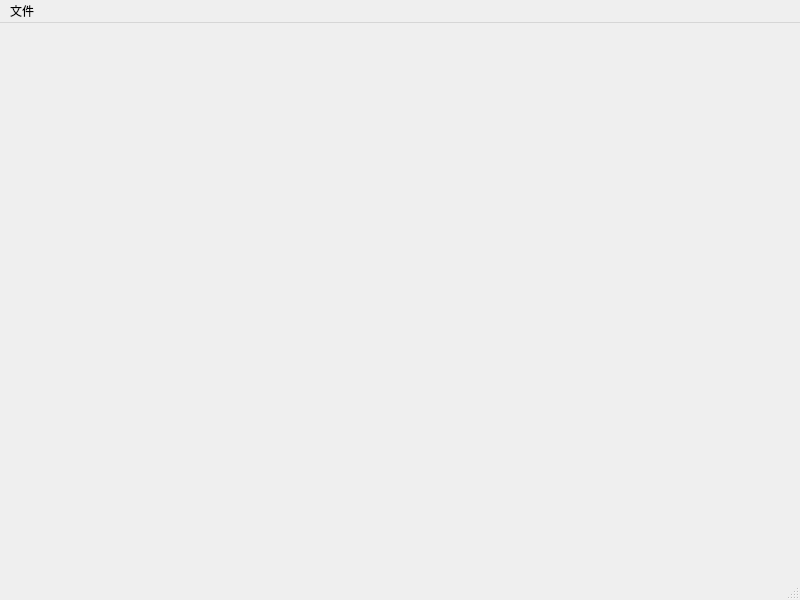
First picture: the form in mainwindow.ui, repository madderscientist/KiloGraph, before the edit.
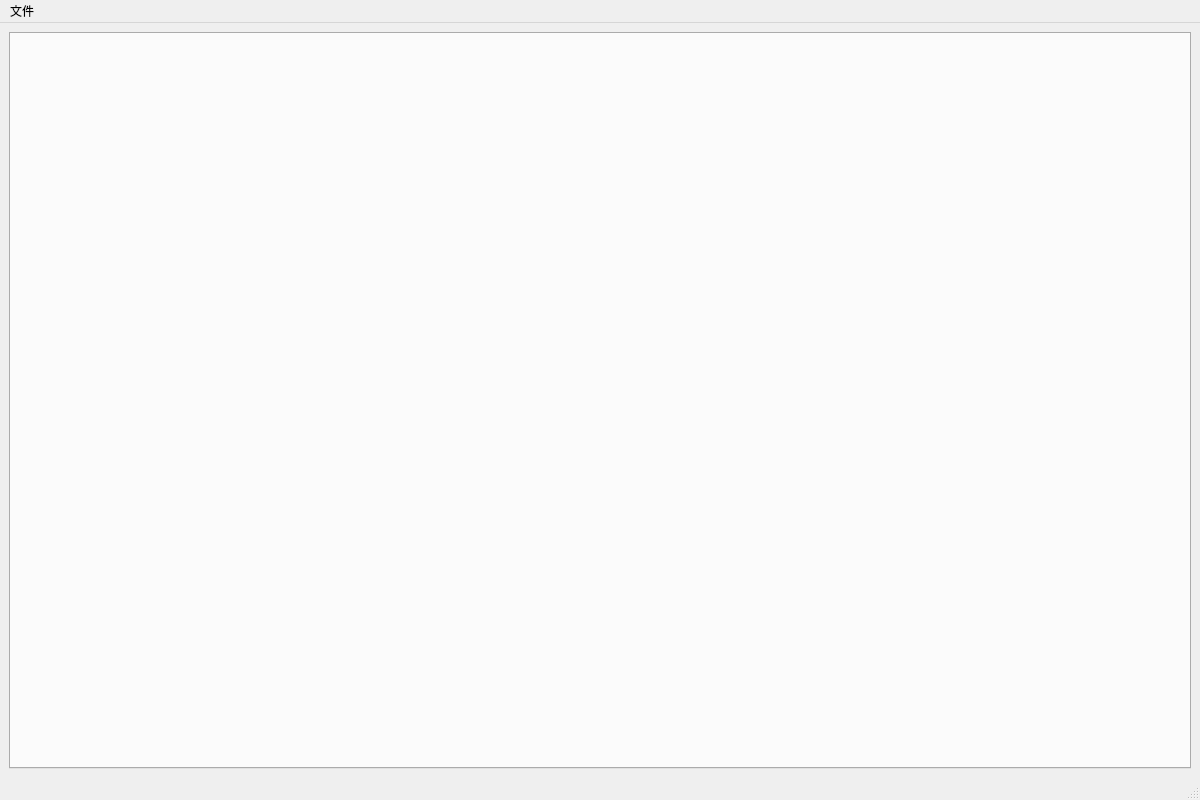
Second picture: the form after the edit.

Patch:
```diff
--- a/mainwindow.ui
+++ b/mainwindow.ui
@@ -6,8 +6,8 @@
    <rect>
     <x>0</x>
     <y>0</y>
-    <width>800</width>
-    <height>600</height>
+    <width>1200</width>
+    <height>800</height>
    </rect>
   </property>
   <property name="minimumSize">
@@ -19,16 +19,53 @@
   <property name="windowTitle">
    <string>KiloGraph~知识图谱学习软件</string>
   </property>
+  <property name="autoFillBackground">
+   <bool>false</bool>
+  </property>
   <property name="toolButtonStyle">
    <enum>Qt::ToolButtonTextOnly</enum>
   </property>
-  <widget class="QWidget" name="centralwidget"/>
+  <property name="unifiedTitleAndToolBarOnMac">
+   <bool>false</bool>
+  </property>
+  <widget class="QWidget" name="centralwidget">
+   <layout class="QHBoxLayout" name="horizontalLayout">
+    <item>
+     <widget class="QTabWidget" name="tabWidget">
+      <property name="cursor">
+       <cursorShape>CrossCursor</cursorShape>
+      </property>
+      <property name="autoFillBackground">
+       <bool>false</bool>
+      </property>
+      <property name="tabPosition">
+       <enum>QTabWidget::North</enum>
+      </property>
+      <property name="currentIndex">
+       <number>-1</number>
+      </property>
+      <property name="elideMode">
+       <enum>Qt::ElideLeft</enum>
+      </property>
+      <property name="documentMode">
+       <bool>false</bool>
+      </property>
+      <property name="tabsClosable">
+       <bool>true</bool>
+      </property>
+      <property name="movable">
+       <bool>true</bool>
+      </property>
+     </widget>
+    </item>
+   </layout>
+  </widget>
   <widget class="QMenuBar" name="menubar">
    <property name="geometry">
     <rect>
      <x>0</x>
      <y>0</y>
-     <width>800</width>
+     <width>1200</width>
      <height>28</height>
     </rect>
    </property>
```
